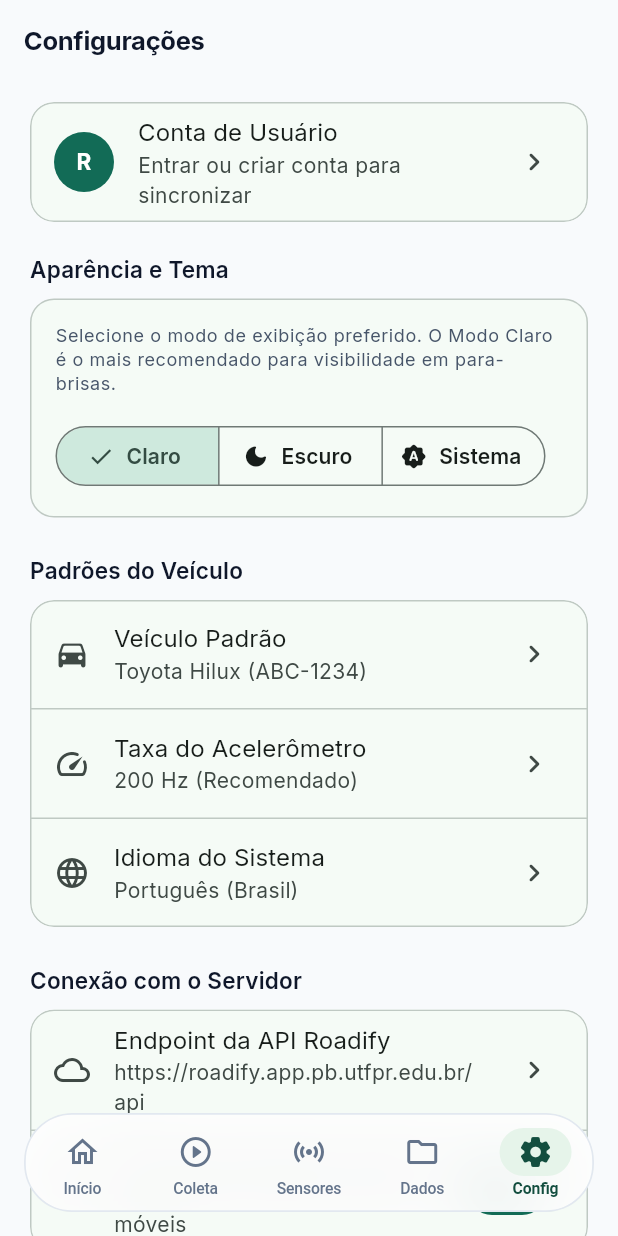
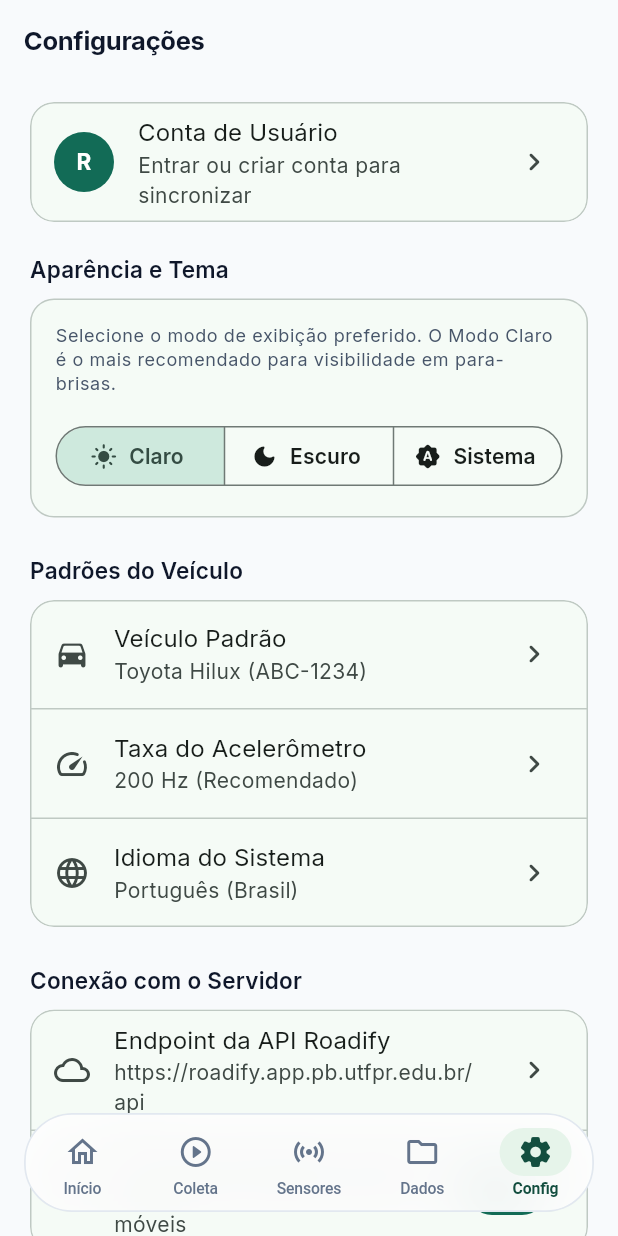
Before and after one commit to ValberSales/roadify-mobile, a Flutter app: the screen it shows after launch, item 5 of the bottom bar chosen, on a phone screen of 412 x 824 dp. Run offline on Flutter 3.47's test engine with Material 3 defaults, Android fonts, the phone set to English and light mode, and no system bars; our stand-ins replace drift, flex_color_scheme, get_it, google_fonts, sensors_plus; accounts and stored records are empty; generated files the repository leaves out were written again.

Commit message:
fix(config): centraliza e expande seletor de temas conforme largura do card

```diff
--- a/roadify_app/lib/features/auth_config/presentation/config_screen.dart
+++ b/roadify_app/lib/features/auth_config/presentation/config_screen.dart
@@ -76,7 +76,14 @@ class ConfigScreen extends StatelessWidget {
                     style: typography.bodySmall,
                   ),
                   const SizedBox(height: AppDimensions.space16),
-                  SegmentedButton<ThemeMode>(
+                  Center(
+                    child: SizedBox(
+                      width: double.infinity,
+                      child: ListenableBuilder(
+                        listenable: themeController,
+                        builder: (context, _) {
+                          return SegmentedButton<ThemeMode>(
+                            showSelectedIcon: false,
                             segments: const [
                               ButtonSegment(
                                 value: ThemeMode.light,
@@ -98,6 +105,10 @@ class ConfigScreen extends StatelessWidget {
                             onSelectionChanged: (newSelection) {
                               themeController.setThemeMode(newSelection.first);
                             },
+                          );
+                        },
+                      ),
+                    ),
                   ),
                 ],
               ),
```
Also changed, not shown: 1 other file. Lines whose indentation alone changed are shown as unchanged.
